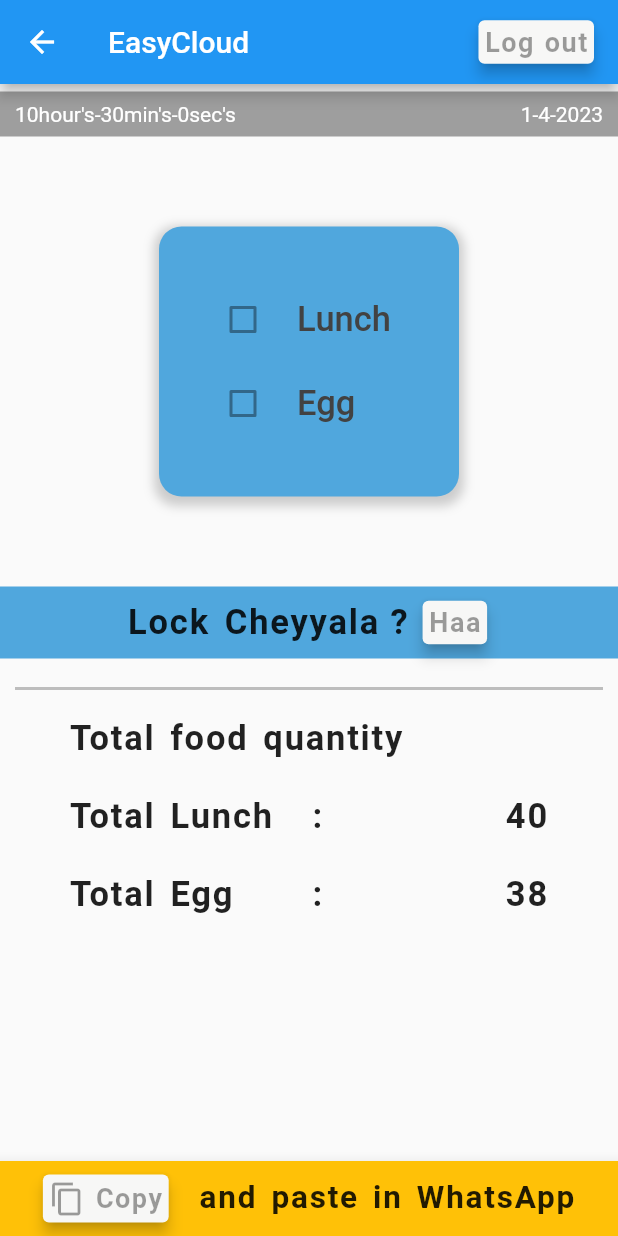
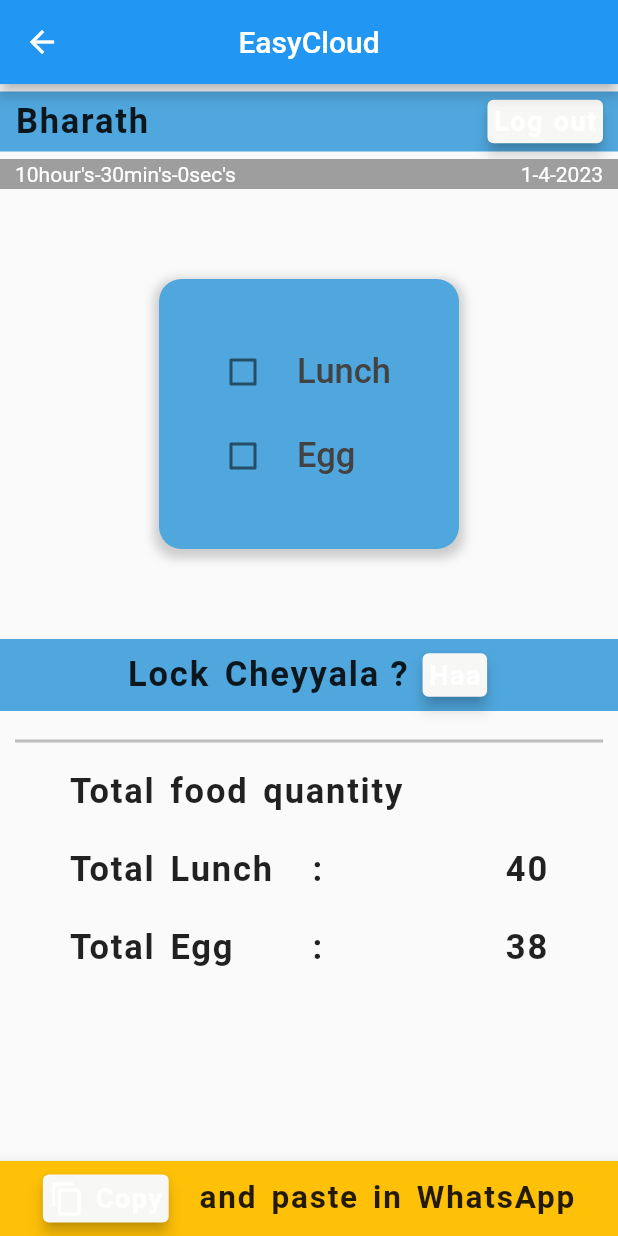
Before and after one commit to mahesheasy/lunch_repository, a Flutter app: the HomePage screen opened directly, on a phone screen of 412 x 824 dp. Run offline on Flutter 3.47's test engine with Material 2 defaults, Android fonts, the phone set to English and light mode, and no system bars; our stand-ins replace cloud_firestore, firebase_core; accounts and stored records are empty; network calls fail.

Commit message:
Modified some files and commented some use less files

```diff
--- a/lib/app.dart
+++ b/lib/app.dart
@@ -2,9 +2,14 @@
 import 'package:lunch_app/home_page.dart';
 import 'package:lunch_app/Sign_in_page.dart';
 
-class LunchApp extends StatelessWidget {
+class LunchApp extends StatefulWidget {
   const LunchApp({super.key});
 
+  @override
+  State<LunchApp> createState() => _LunchAppState();
+}
+
+class _LunchAppState extends State<LunchApp> {
   // This widget is the root of your application.
   @override
   Widget build(BuildContext context) {
--- a/lib/checkboxs.dart
+++ /dev/null
@@ -1,18 +0,0 @@
-import 'package:flutter/material.dart';
-
-List items = ['Lunch', 'Egg'];
-
-CheckboxListTile checkbox(int itemIndex, BuildContext context) {
-  return CheckboxListTile(
-    value: false,
-    onChanged: null,
-    title: Text(
-      items[itemIndex],
-      style: Theme.of(context)
-          .textTheme
-          .bodyLarge!
-          .copyWith(fontSize: 23, color: Colors.grey[800]),
-    ),
-    controlAffinity: ListTileControlAffinity.leading,
-  );
-}
--- a/lib/home_page.dart
+++ b/lib/home_page.dart
@@ -1,33 +1,70 @@
+import 'dart:async';
+
 import 'package:flutter/material.dart';
 import 'package:lunch_app/CurrentDate.dart';
-import 'package:lunch_app/checkboxs.dart';
 import 'package:lunch_app/logoutsubmitSharebtn.dart';
-import 'package:lunch_app/submitbesidetext.dart';
 import 'package:lunch_app/totalquantity.dart';
 
-class HomePage extends StatelessWidget {
-  const HomePage({super.key});
+class HomePage extends StatefulWidget {
+  const HomePage({Key? key}) : super(key: key);
+
+  @override
+  State<HomePage> createState() => _HomePageState();
+}
+
+class _HomePageState extends State<HomePage> {
+  bool _lunchisChecked = false;
+  bool _eggisChecked = false;
+
+  List<String> _list = ['Lock Cheyyala ? ', 'Lock Karna Kya ?'];
+  int _currentIndex = 0;
+
+  @override
+  void initState() {
+    super.initState();
+
+    // Create a Timer to update the list every 24 hours
+    Timer.periodic(Duration(hours: 24), (timer) {
+      setState(() {
+        _currentIndex = (timer.tick + 1) %
+            _list.length; // Update the current index of the list
+      });
+    });
+  }
 
   @override
   Widget build(BuildContext context) {
     return Scaffold(
       appBar: AppBar(
-        // title: Text('EasyCloud'),
-        // actions: [logoutsubmitSharebtn(0,context)],
-        title: Row(
-          mainAxisAlignment: MainAxisAlignment.spaceBetween,
-          children: [Text('EasyCloud'), logoutsubmitSharebtn(0, context)],
-        ),
+        centerTitle: true,
+        title: Text('EasyCloud'),
       ),
       body: Center(
         // widthFactor: double.infinity,
         child: Column(children: [
           Container(
+            decoration: BoxDecoration(color: Color.fromARGB(255, 80, 167, 221)),
+            margin: EdgeInsets.only(
+              top: 5,
+            ),
+            height: 40,
+            width: double.infinity,
+            padding: EdgeInsets.only(right: 10, left: 10),
+            child: Row(
+              mainAxisAlignment: MainAxisAlignment.spaceBetween,
+              children: [
+                Text("Bharath",
+                    style: Theme.of(context).textTheme.displayLarge),
+                logoutsubmitSharebtn(0, context)
+              ],
+            ),
+          ),
+          Container(
             decoration: BoxDecoration(color: Colors.grey),
             margin: EdgeInsets.only(
               top: 5,
             ),
-            height: 30,
+            height: 20,
             width: double.infinity,
             padding: EdgeInsets.only(right: 10, left: 10),
             child: currentDate(),
@@ -57,11 +94,43 @@
               children: [
                 Container(
                   width: 160,
-                  child: checkbox(0, context),
+                  child: CheckboxListTile(
+                    value: _lunchisChecked,
+                    onChanged: (newValue) async {
+                      assert(newValue != null);
+                      setState(() {
+                        _lunchisChecked = newValue!;
+                      });
+                    },
+                    title: Text(
+                      "Lunch",
+                      style: Theme.of(context)
+                          .textTheme
+                          .bodyLarge!
+                          .copyWith(fontSize: 23, color: Colors.grey[800]),
+                    ),
+                    controlAffinity: ListTileControlAffinity.leading,
+                  ),
                 ),
                 Container(
                   width: 160,
-                  child: checkbox(1, context),
+                  child: CheckboxListTile(
+                    value: _eggisChecked,
+                    onChanged: (newValue) async {
+                      assert(newValue != null);
+                      setState(() {
+                        _eggisChecked = newValue!;
+                      });
+                    },
+                    title: Text(
+                      "Egg",
+                      style: Theme.of(context)
+                          .textTheme
+                          .bodyLarge!
+                          .copyWith(fontSize: 23, color: Colors.grey[800]),
+                    ),
+                    controlAffinity: ListTileControlAffinity.leading,
+                  ),
                 )
               ],
             ),
@@ -75,7 +144,8 @@
               // crossAxisAlignment: CrossAxisAlignment.baseline,
               mainAxisAlignment: MainAxisAlignment.center,
               children: [
-                submitbesidetext(0, context),
+                Text(_list[_currentIndex],
+                    style: Theme.of(context).textTheme.displayLarge),
                 logoutsubmitSharebtn(1, context)
               ],
             ),
--- a/lib/submitbesidetext.dart
+++ /dev/null
@@ -1,8 +0,0 @@
-import 'package:flutter/material.dart';
-
-List submitbesidetextitems = ['Lock Cheyyala ? ', 'Lock Karna Kya ?'];
-
-Text submitbesidetext(int submitbesidetextitemsIndex, BuildContext context) {
-  return Text(submitbesidetextitems[submitbesidetextitemsIndex],
-      style: Theme.of(context).textTheme.displayLarge);
-}
```
Also changed, not shown: lib/checkboxsbutnotusing.dart (added, +47 -0 lines), lib/logoutsubmitSharebtn.dart (+30 -3 lines), lib/submitbesidetextbutnotusing.dart (added, +25 -0 lines).
